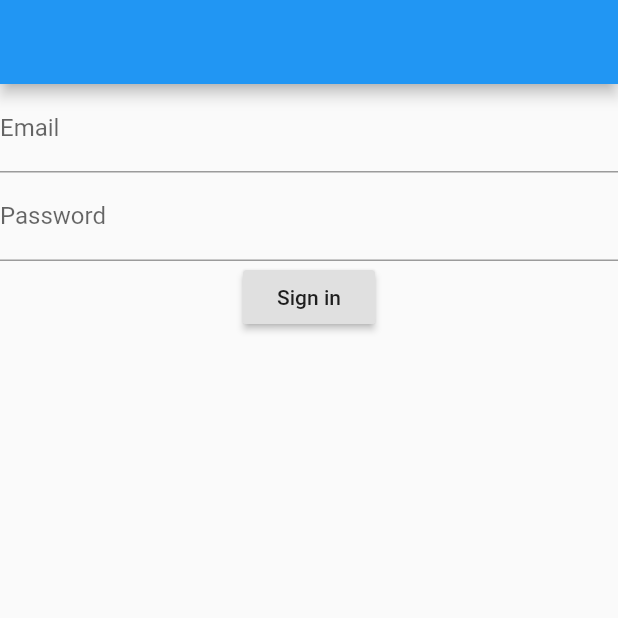
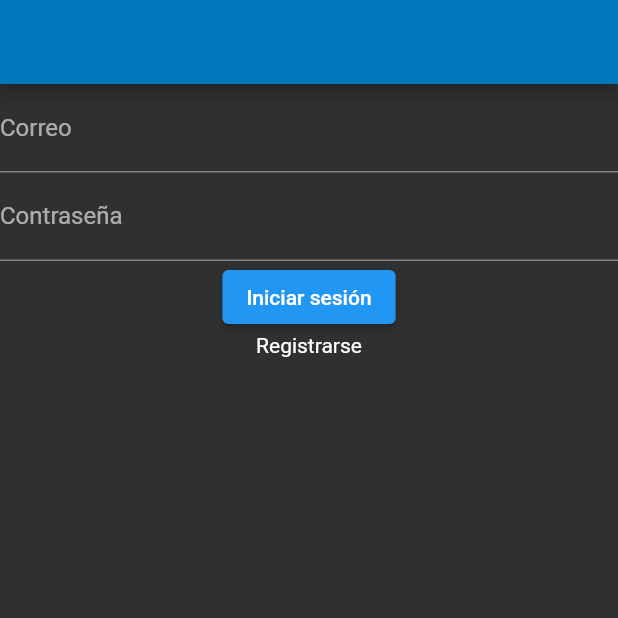
Before and after one commit to IntroCompuMovil202110/SportsLink, a Flutter app: the screen it shows after launch, on a phone screen of 412 x 824 dp, the top half of it. Run offline on Flutter 3.47's test engine with Material 2 defaults, Android fonts, the phone set to English and light mode, and no system bars; our stand-ins replace firebase_auth, firebase_core, firebase_database; missing offline and left inert: dart:js; accounts and stored records are empty; Roboto replaces fonts that are missing (Georgia, Hind).

Commit message:
Autenticacion y registro funcionando

```diff
--- a/Flutter/sportslink/lib/SignIn.dart
+++ b/Flutter/sportslink/lib/SignIn.dart
@@ -2,6 +2,7 @@
 import 'package:firebase_auth/firebase_auth.dart';
 import 'package:flutter/material.dart';
 import 'package:provider/provider.dart';
+import 'package:sportslink/SignUp.dart';
 
 import 'AuthenticationService.dart';
 
@@ -26,33 +27,44 @@ class _LoginPageState extends State<LoginPage> {
               TextFormField(
                 validator: (input) {
                   if(input!.isEmpty){
-                    return 'Provide an email';
+                    return 'Correo no valido';
                   }
                 },
                 decoration: InputDecoration(
-                    labelText: 'Email'
+                    labelText: 'Correo'
                 ),
                 onSaved: (input) => _email = input!,
               ),
               TextFormField(
                 validator: (input) {
                   if(input!.length < 6){
-                    return 'Longer password please';
+                    return 'La contraseña debe tener al menos 6 caractéres';
                   }
                 },
                 decoration: InputDecoration(
-                    labelText: 'Password'
+                    labelText: 'Contraseña'
                 ),
                 onSaved: (input) => _password = input!,
                 obscureText: true,
               ),
-              RaisedButton(
+              ElevatedButton(
                 onPressed: signIn,
-                child: Text('Sign in'),
+                child: Text('Iniciar sesión'),
+              ),
+              InkWell(
+                child: new Text('Registrarse'),
+                onTap: signUpRedirect
               ),
             ],
           )
       ),
+    );
+  }
+
+  void signUpRedirect(){
+    Navigator.push(
+      context,
+      MaterialPageRoute(builder: (context) => SignUpPage()),
     );
   }
 
--- a/Flutter/sportslink/lib/main.dart
+++ b/Flutter/sportslink/lib/main.dart
@@ -20,6 +20,22 @@ class MyApp extends StatelessWidget {
       title: 'Flutter Demo',
       theme: ThemeData(
         primarySwatch: Colors.blue,
+
+        brightness: Brightness.dark,
+        primaryColor: Colors.lightBlue[800],
+        accentColor: Colors.cyan[600],
+
+        // Define the default font family.
+        fontFamily: 'Georgia',
+
+        // Define the default TextTheme. Use this to specify the default
+        // text styling for headlines, titles, bodies of text, and more.
+        textTheme: TextTheme(
+          headline1: TextStyle(fontSize: 72.0, fontWeight: FontWeight.bold),
+          headline6: TextStyle(fontSize: 36.0, fontStyle: FontStyle.italic),
+          bodyText2: TextStyle(fontSize: 14.0, fontFamily: 'Hind'),
+        ),
+
       ),
       home: LoginPage(),
     );
--- a/Flutter/sportslink/pubspec.yaml
+++ b/Flutter/sportslink/pubspec.yaml
@@ -30,7 +30,9 @@ dependencies:
   cupertino_icons: ^1.0.2
   firebase_auth: ^1.2.0
   firebase_core: ^1.2.0
+
   provider: ^5.0.0
+  firebase_database: ^7.0.0
 
 
 dev_dependencies:
```
Also changed, not shown: Flutter/sportslink/lib/SignUp.dart (added, +137 -0 lines), Flutter/sportslink/pubspec.lock.
